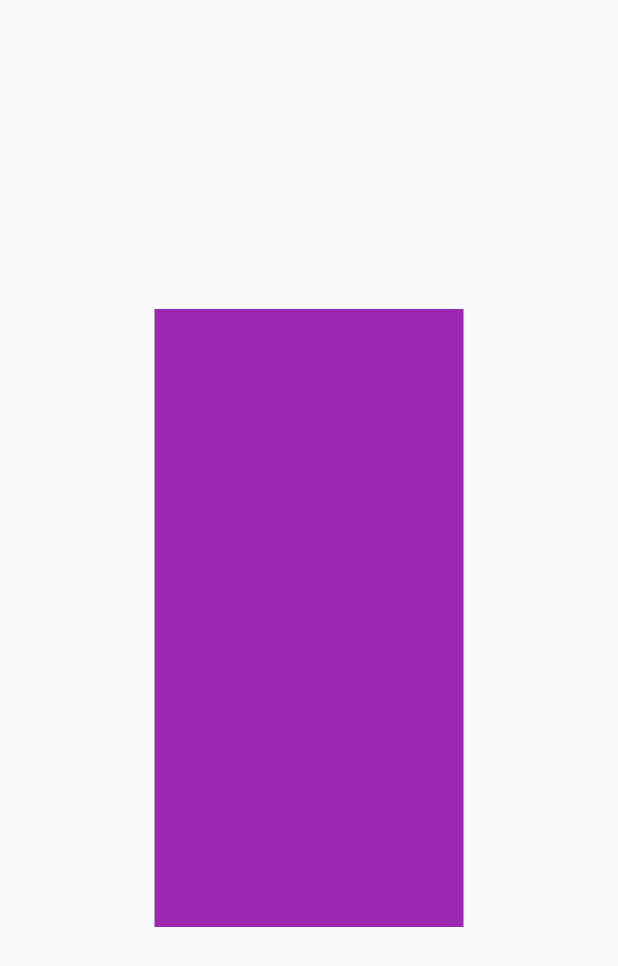
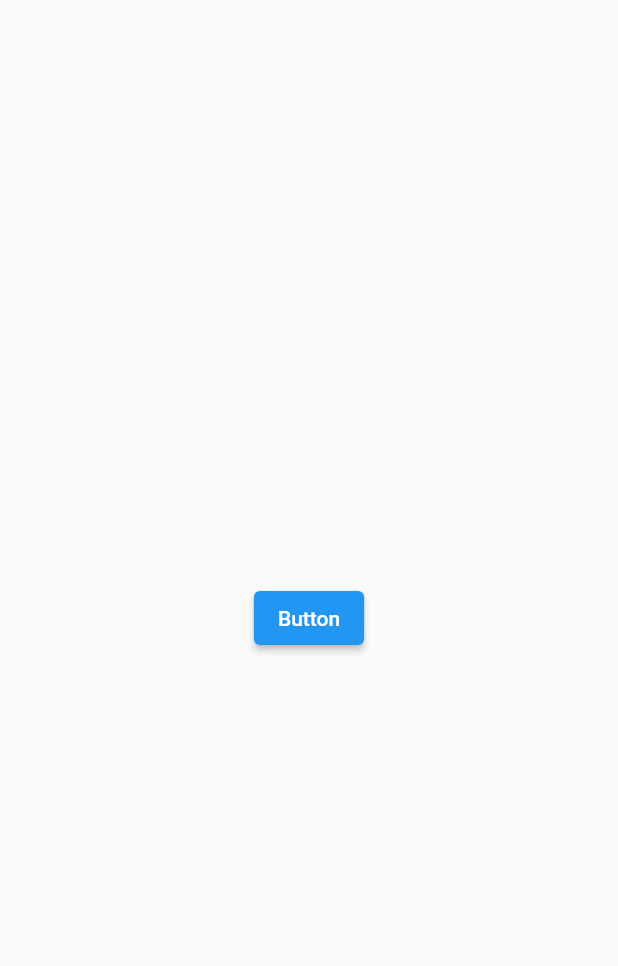
Before and after one commit to wasimiqbal1/Flutter, a Flutter app: the screen it shows after launch, on a phone screen of 412 x 824 dp. Shown: the top 966 px of the screen. Run offline on Flutter 3.47's test engine with Material 2 defaults, Android fonts, the phone set to English and light mode, and no system bars.

Commit message:
flutter Button

```diff
--- a/firstapp_wasim/lib/home.dart
+++ b/firstapp_wasim/lib/home.dart
@@ -11,11 +11,7 @@ class _HomeState extends State<Home> {
   Widget build(BuildContext context) {
     return Scaffold(
       body: Center(
-        child: Container(
-          color: Colors.purple,
-          height: MediaQuery.of(context).size.height*0.5,
-          width: MediaQuery.of(context).size.width*0.5,
-        ),
+        child: ElevatedButton(onPressed: (){}, child: Text("Button"))
       )
     );
   }
```
